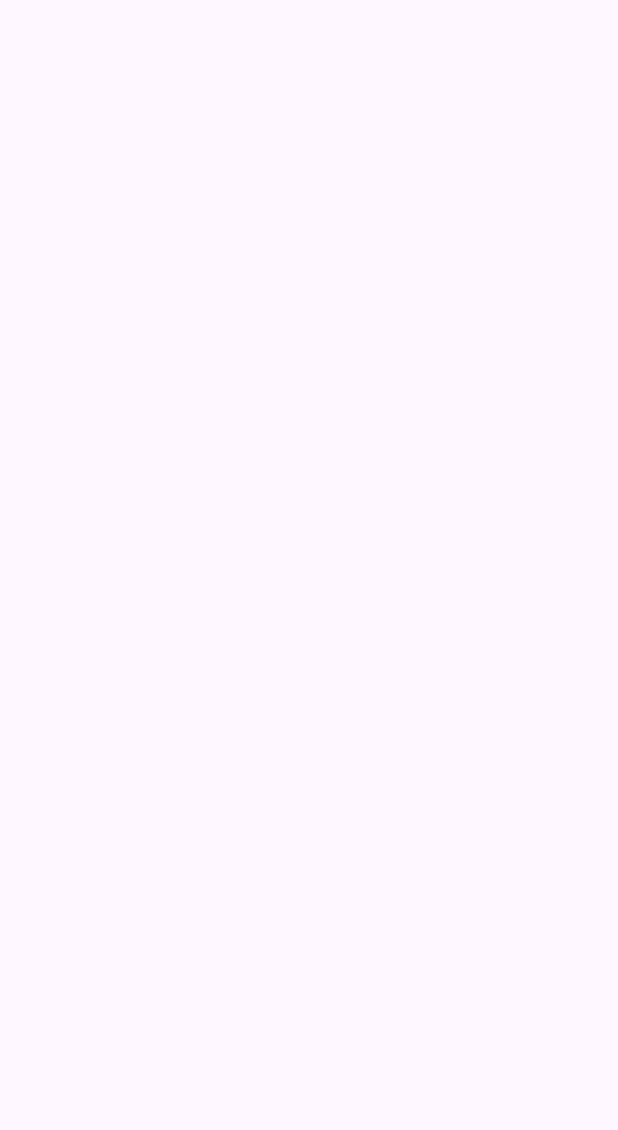
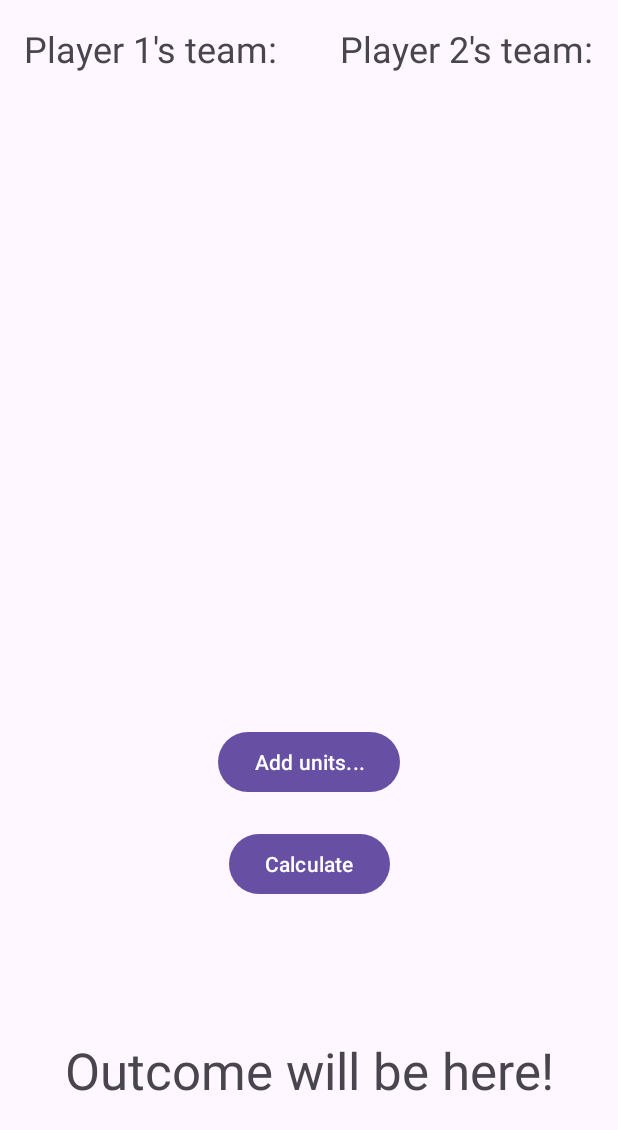
Before and after one commit to naburnm8/AndroidLab, an Android app: the CalculatorActivity screen opened directly, with no data from a screen before it, on a phone screen of 412 x 824 dp. Before the commit the part shown is empty. Shown: the top 1130 px of the screen. Run offline under Robolectric (Android 15) with nearby library versions, the phone set to English and light mode, and no system bars; 2 statements that could not run were skipped.

Commit message:
calculator in progress (addUnit primarily)

```diff
--- a/app/src/main/AndroidManifest.xml
+++ b/app/src/main/AndroidManifest.xml
@@ -30,6 +30,7 @@
         <activity android:name=".LoginActivity"/>
         <activity android:name=".NewsActivity"/>
         <activity android:name=".CreateNewsActivity"/>
+        <activity android:name=".AddUnitActivity"/>
     </application>
 
 </manifest>
--- a/app/src/main/java/ru/naburnm8/android/labapp/CalculatorActivity.java
+++ b/app/src/main/java/ru/naburnm8/android/labapp/CalculatorActivity.java
@@ -1,6 +1,95 @@
 package ru.naburnm8.android.labapp;
 
+import android.content.Intent;
+import android.graphics.Color;
+import android.os.Bundle;
+import android.widget.Button;
+import android.widget.TextView;
 import androidx.appcompat.app.AppCompatActivity;
+import ru.naburnm8.android.labapp.baumansgate.Unit;
+
+import java.io.Serializable;
+import java.util.ArrayList;
 
 public class CalculatorActivity extends AppCompatActivity {
+    ArrayList<Unit> player1Units;
+    ArrayList<Unit> player2Units;
+    TextView player1Text, player2Text, outcome;
+    Button addUnitsButton, calculateButton;
+
+    @Override
+    protected void onCreate(Bundle savedInstanceState) {
+        super.onCreate(savedInstanceState);
+        setContentView(R.layout.calculator_activity);
+        player1Text = findViewById(R.id.player1Units);
+        player2Text = findViewById(R.id.player2Units);
+        outcome = findViewById(R.id.outcomeText);
+        addUnitsButton = findViewById(R.id.addUnitsButton);
+        calculateButton = findViewById(R.id.calculateButton);
+        addUnitsButton.setOnClickListener(view -> {
+            Intent intent = new Intent(this, AddUnitActivity.class);
+            startActivityForResult(intent, 1);
+        });
+        calculateButton.setOnClickListener(view -> {
+            int plr1RatingATK = getOverallAttack(player1Units) - getOverallDefence(player2Units);
+            int plr2RatingATK = getOverallAttack(player2Units) - getOverallDefence(player1Units);
+            int plr1RatingDEF = getOverallDefence(player1Units) - getOverallDefence(player2Units);
+            int plr2RatingDEF = getOverallDefence(player2Units) - getOverallDefence(player1Units);
+            int plr1RatingOverall = (plr1RatingATK + plr1RatingDEF)/2;
+            int plr2RatingOverall = (plr2RatingATK + plr2RatingDEF)/2;
+            if(plr1RatingOverall > plr2RatingOverall){
+                outcome.setTextColor(Color.GREEN);
+                outcome.setText("Player 1 wins!");
+            }
+            else if (plr1RatingOverall == plr2RatingOverall){
+                outcome.setTextColor(Color.BLACK);
+                outcome.setText("Stalemate");
+            }
+            else{
+                outcome.setTextColor(Color.RED);
+                outcome.setText("Player 2 wins.");
+            }
+        });
+
+    }
+    @Override
+    protected void onResume() {
+        super.onResume();
+        player1Text.setText(getUnitsString(player1Units));
+        player2Text.setText(getUnitsString(player2Units));
+    }
+    @Override
+    protected void onActivityResult(int requestCode, int resultCode, Intent data) {
+        super.onActivityResult(requestCode, resultCode, data);
+        Serializable plr1 = data.getSerializableExtra("player1");
+        Serializable plr2 = data.getSerializableExtra("player2");
+        if(plr1 != null){
+            player1Units = (ArrayList<Unit>) plr1;
+        }
+        if(plr2 != null){
+            player2Units = (ArrayList<Unit>) plr2;
+        }
+    }
+    protected int getOverallAttack(ArrayList<Unit> playerUnits) {
+        int atk = 0;
+        for(Unit u : playerUnits) {
+            atk = atk + u.getBaseStatByName("Attack");
+        }
+        return atk;
+    }
+    protected int getOverallDefence(ArrayList<Unit> playerUnits) {
+        int def = 0;
+        for(Unit u : playerUnits) {
+            def = def + u.getBaseStatByName("Defence");
+        }
+        return def;
+    }
+    protected String getUnitsString(ArrayList<Unit> units) {
+        String unitsString = "";
+        for(Unit u : units) {
+            unitsString = unitsString + u.shortToString() + "\n";
+        }
+        return unitsString;
+    }
+
 }
--- /dev/null
+++ b/app/src/main/res/layout/calculator_activity.xml
@@ -0,0 +1,90 @@
+<?xml version="1.0" encoding="utf-8"?>
+<androidx.constraintlayout.widget.ConstraintLayout xmlns:android="http://schemas.android.com/apk/res/android"
+                                                   xmlns:app="http://schemas.android.com/apk/res-auto"
+                                                   xmlns:tools="http://schemas.android.com/tools"
+                                                   android:layout_width="match_parent"
+                                                   android:layout_height="match_parent">
+
+    <TextView
+            android:text="Player 1's team:"
+            android:layout_width="wrap_content"
+            android:layout_height="wrap_content"
+            android:id="@+id/textView9"
+            android:textSize="24sp"
+            app:layout_constraintTop_toTopOf="parent"
+            app:layout_constraintStart_toStartOf="parent"
+            android:layout_marginTop="16dp"
+            android:layout_marginStart="16dp"/>
+
+    <androidx.constraintlayout.widget.Guideline
+            android:orientation="vertical"
+            android:layout_width="wrap_content"
+            android:layout_height="wrap_content"
+            android:id="@+id/guideline2"
+            app:layout_constraintGuide_percent="0.5060827"/>
+
+    <TextView
+            android:text="Player 2's team:"
+            android:layout_width="wrap_content"
+            android:layout_height="wrap_content"
+            android:id="@+id/textView10"
+            android:textSize="24sp"
+            app:layout_constraintTop_toTopOf="parent"
+            app:layout_constraintEnd_toEndOf="parent"
+            android:layout_marginTop="16dp"
+            android:layout_marginEnd="16dp"/>
+
+    <TextView
+            android:text="None"
+            android:layout_width="173dp"
+            android:layout_height="302dp"
+            android:id="@+id/player1Units"
+            app:layout_constraintStart_toStartOf="parent"
+            app:layout_constraintEnd_toStartOf="@+id/guideline2"
+            app:layout_constraintBottom_toBottomOf="parent"
+            android:layout_marginBottom="356dp"
+            android:textAlignment="viewStart"/>
+
+    <TextView
+            android:text="None"
+            android:layout_width="173dp"
+            android:layout_height="302dp"
+            android:id="@+id/player2Units"
+            app:layout_constraintStart_toStartOf="@+id/guideline2"
+            app:layout_constraintEnd_toEndOf="parent"
+            app:layout_constraintBottom_toBottomOf="parent"
+            app:layout_constraintHorizontal_bias="0.466"
+            android:layout_marginBottom="356dp"
+            android:textAlignment="viewEnd"/>
+
+    <Button
+            android:text="Add units..."
+            android:layout_width="wrap_content"
+            android:layout_height="wrap_content"
+            android:id="@+id/addUnitsButton"
+            app:layout_constraintEnd_toEndOf="parent"
+            app:layout_constraintStart_toStartOf="parent"
+            app:layout_constraintBottom_toBottomOf="parent"
+            android:layout_marginBottom="292dp"/>
+
+    <Button
+            android:text="Calculate"
+            android:layout_width="wrap_content"
+            android:layout_height="wrap_content"
+            android:id="@+id/calculateButton"
+            app:layout_constraintEnd_toEndOf="parent"
+            app:layout_constraintStart_toStartOf="parent"
+            app:layout_constraintBottom_toBottomOf="parent"
+            android:layout_marginBottom="224dp"/>
+
+    <TextView
+            android:text="Outcome will be here!"
+            android:layout_width="wrap_content"
+            android:layout_height="wrap_content"
+            android:id="@+id/outcomeText"
+            android:textSize="34sp"
+            app:layout_constraintEnd_toEndOf="parent"
+            app:layout_constraintStart_toStartOf="parent"
+            app:layout_constraintBottom_toBottomOf="parent"
+            android:layout_marginBottom="88dp"/>
+</androidx.constraintlayout.widget.ConstraintLayout>
```
Also changed, not shown: app/src/main/java/ru/naburnm8/android/labapp/AddUnitActivity.java (added, +17 -0 lines), app/src/main/res/layout/add_unit_activity.xml (added, +162 -0 lines).
